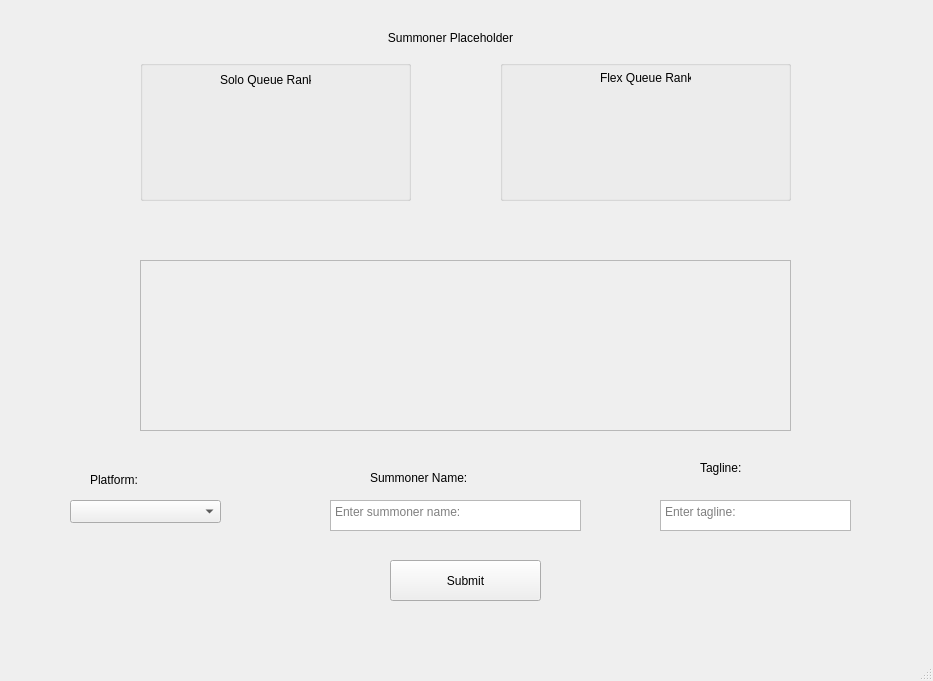
This is LeagueProfileFetcher/summoner_profile_display.ui in BaoPun/LeagueProfileFetcher as Qt 5 draws it before an edit. The edited form follows.
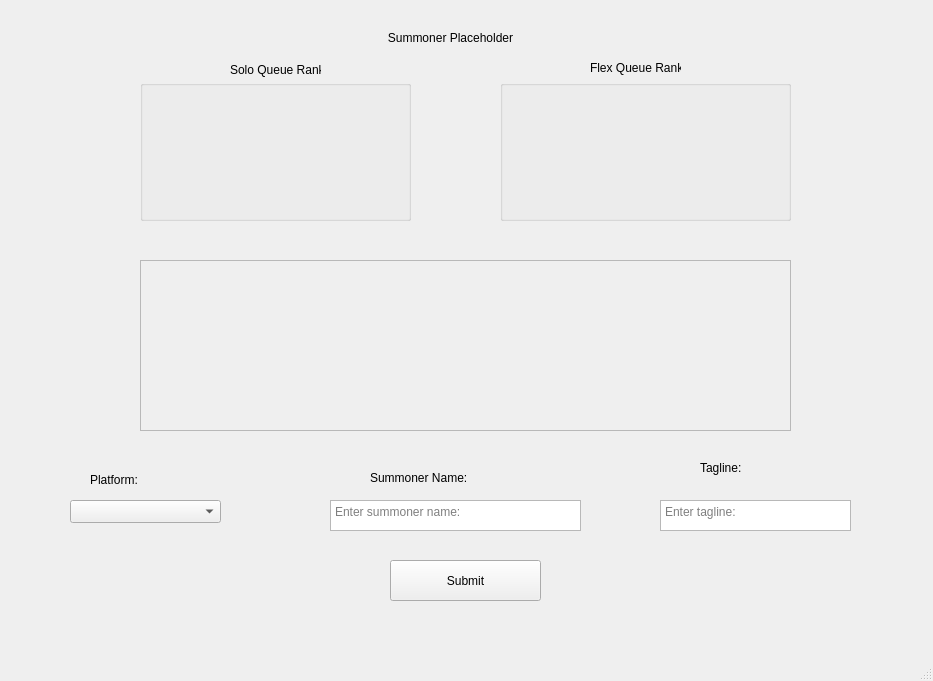
This is the edited form.

Commit message: Non-ranked players in either solo or flex queues will have a special 'display'.

Patch:
```diff
--- a/LeagueProfileFetcher/summoner_profile_display.ui
+++ b/LeagueProfileFetcher/summoner_profile_display.ui
@@ -99,7 +99,7 @@
     <property name="geometry">
      <rect>
       <x>140</x>
-      <y>60</y>
+      <y>80</y>
       <width>271</width>
       <height>141</height>
      </rect>
@@ -120,25 +120,12 @@
       <string/>
      </property>
     </widget>
-    <widget class="QLabel" name="solo_placeholder">
-     <property name="geometry">
-      <rect>
-       <x>80</x>
-       <y>10</y>
-       <width>91</width>
-       <height>20</height>
-      </rect>
-     </property>
-     <property name="text">
-      <string>Solo Queue Rank</string>
-     </property>
-    </widget>
    </widget>
    <widget class="QGroupBox" name="flex_group">
     <property name="geometry">
      <rect>
       <x>500</x>
-      <y>60</y>
+      <y>80</y>
       <width>291</width>
       <height>141</height>
      </rect>
@@ -159,19 +146,6 @@
       <string/>
      </property>
     </widget>
-    <widget class="QLabel" name="flex_placeholder">
-     <property name="geometry">
-      <rect>
-       <x>100</x>
-       <y>10</y>
-       <width>91</width>
-       <height>16</height>
-      </rect>
-     </property>
-     <property name="text">
-      <string>Flex Queue Rank</string>
-     </property>
-    </widget>
    </widget>
    <widget class="QScrollArea" name="championImageArea">
     <property name="geometry">
@@ -222,6 +196,32 @@
      <string>Enter tagline:</string>
     </property>
    </widget>
+   <widget class="QLabel" name="solo_placeholder">
+    <property name="geometry">
+     <rect>
+      <x>230</x>
+      <y>60</y>
+      <width>91</width>
+      <height>20</height>
+     </rect>
+    </property>
+    <property name="text">
+     <string>Solo Queue Rank</string>
+    </property>
+   </widget>
+   <widget class="QLabel" name="flex_placeholder">
+    <property name="geometry">
+     <rect>
+      <x>590</x>
+      <y>60</y>
+      <width>91</width>
+      <height>16</height>
+     </rect>
+    </property>
+    <property name="text">
+     <string>Flex Queue Rank</string>
+    </property>
+   </widget>
   </widget>
   <widget class="QMenuBar" name="menubar">
    <property name="geometry">
```
The commit also changes 6 other files.
